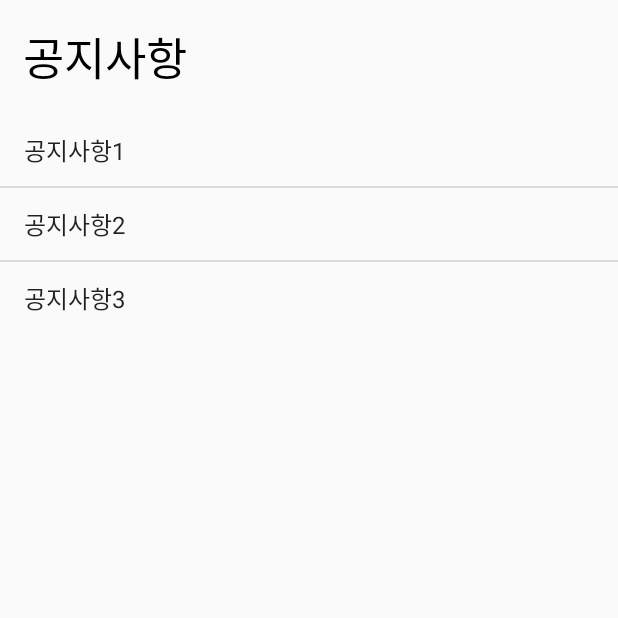
After one commit to beom1995/QuickUnderRoute, an Android app: the NoticeActivity screen opened directly, with no data from a screen before it, on a phone screen of 412 x 824 dp, the top half of it. The commit adds this screen. Run offline under Robolectric (Android 15) with nearby library versions, the phone set to English and light mode, and no system bars.

Commit message:
공지사항 구현

```diff
--- a/app/src/main/AndroidManifest.xml
+++ b/app/src/main/AndroidManifest.xml
@@ -27,6 +27,7 @@
         <activity android:name=".activity.LostActivity" />
         <activity android:name=".activity.RouteActivity" />
         <activity android:name=".activity.StationActivity" />
+        <activity android:name=".activity.NoticeActivity" />
         <receiver
             android:name=".AlarmReceiver"
             android:exported="false">
--- /dev/null
+++ b/app/src/main/java/kr/ac/myungji/quickunderroute/activity/NoticeActivity.java
@@ -0,0 +1,36 @@
+package kr.ac.myungji.quickunderroute.activity;
+
+import android.app.Activity;
+import android.os.Bundle;
+import android.widget.ArrayAdapter;
+import android.widget.ListView;
+
+import androidx.annotation.Nullable;
+
+import java.util.ArrayList;
+
+import kr.ac.myungji.quickunderroute.R;
+
+
+public class NoticeActivity extends Activity {
+    private ListView listView;
+
+    @Override
+    protected void onCreate(@Nullable Bundle savedInstanceState) {
+        super.onCreate(savedInstanceState);
+        setContentView(R.layout.layout_notice);
+
+        final ArrayList<String> items = new ArrayList<String>();
+        final ArrayAdapter<String> adapter = new ArrayAdapter<String>(NoticeActivity.this,
+                android.R.layout.simple_list_item_1,items);
+
+        listView = (ListView) findViewById(R.id.listview2);
+        listView.setAdapter(adapter);
+
+        items.add("공지사항1");
+        items.add("공지사항2");
+        items.add("공지사항3");
+
+        adapter.notifyDataSetChanged();
+    }
+}
--- /dev/null
+++ b/app/src/main/res/layout/layout_notice.xml
@@ -0,0 +1,20 @@
+<?xml version="1.0" encoding="utf-8"?>
+<LinearLayout xmlns:android="http://schemas.android.com/apk/res/android"
+    android:layout_width="match_parent"
+    android:layout_height="match_parent"
+    android:orientation="vertical">
+
+    <TextView
+        android:layout_width="match_parent"
+        android:layout_height="wrap_content"
+        android:text="공지사항"
+        android:textSize="30dp"
+        android:padding="15dp"
+        android:textColor="@color/black"/>
+
+    <ListView
+        android:layout_width="match_parent"
+        android:layout_height="wrap_content"
+        android:id="@+id/listview2"/>
+
+</LinearLayout>
```
Also changed, not shown: app/src/main/java/kr/ac/myungji/quickunderroute/activity/FavoritesActivity.java (+0 -11 lines), app/src/main/java/kr/ac/myungji/quickunderroute/activity/MainActivity.kt (+3 -5 lines), app/src/main/res/layout/favorites_layout.xml (+1 -8 lines).
